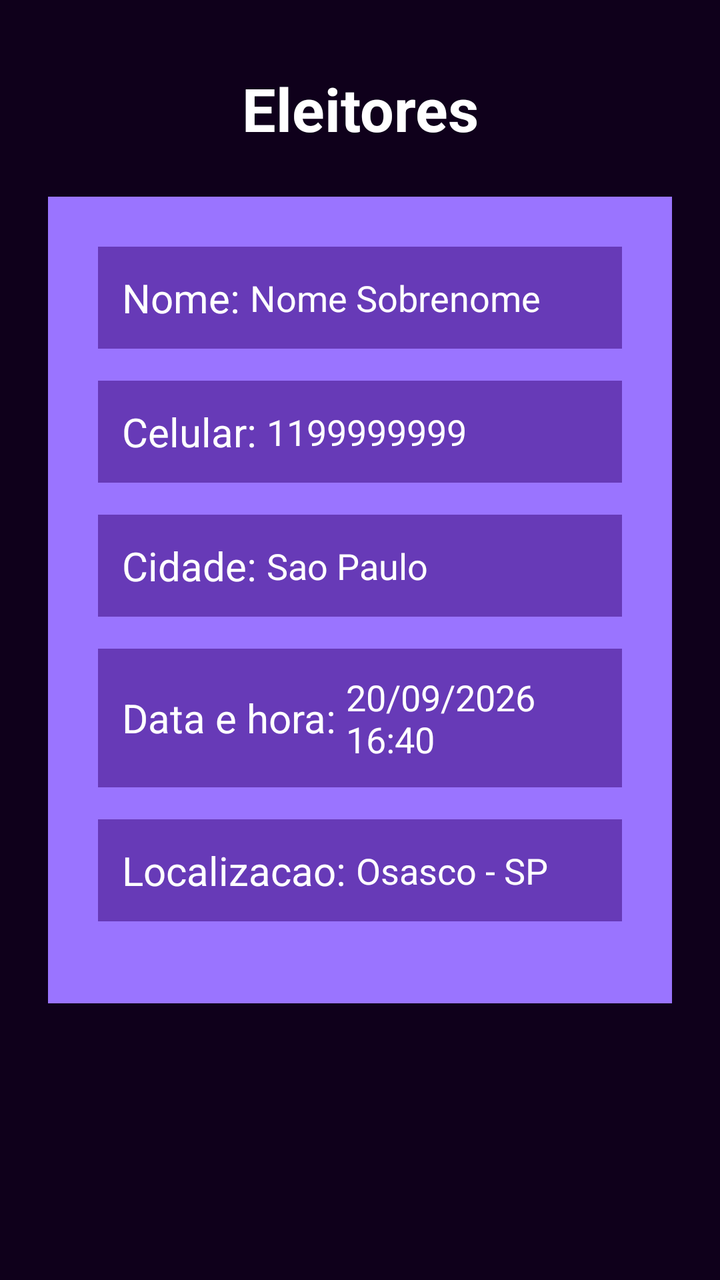
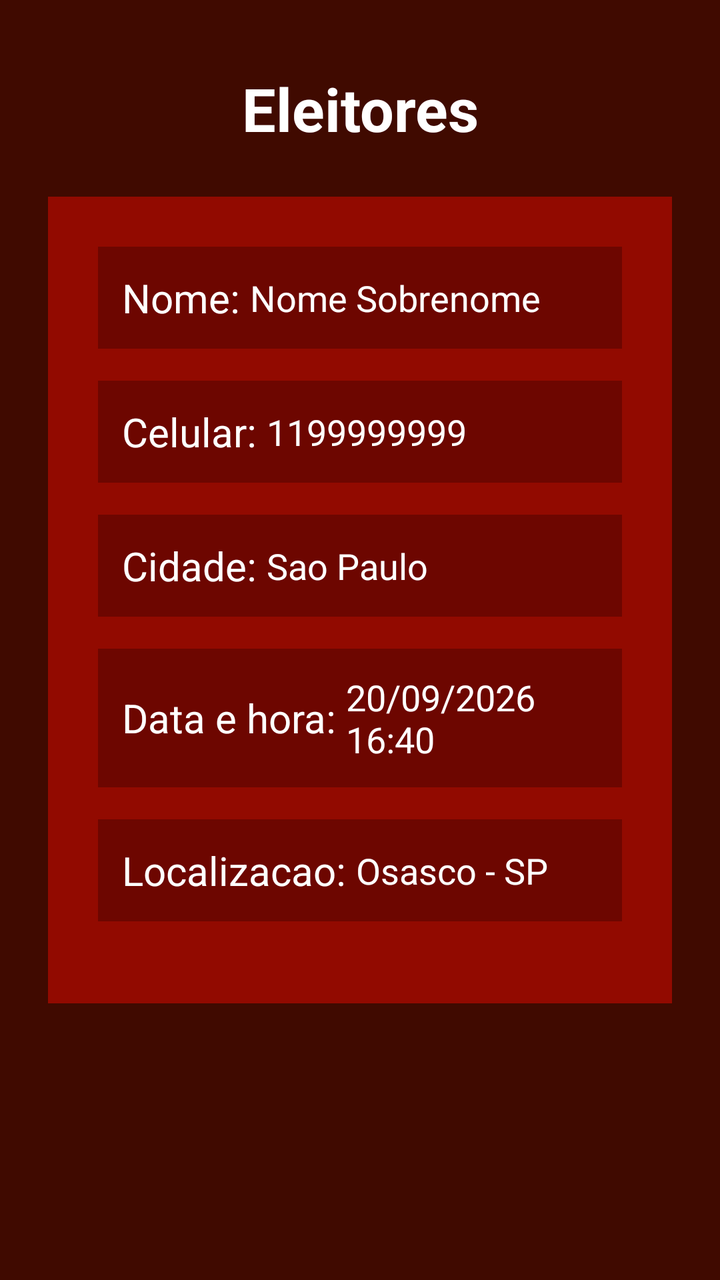

Two renders of the same Android screen: before a commit and after it. Below are the layout's source before the change and the commit's diff.
<!-- AndroidManifest.xml: application theme Theme.SistemaEleicaoP1 -->
<!-- res/layout/activity_eleitores.xml -->
<?xml version="1.0" encoding="utf-8"?>
<LinearLayout xmlns:android="http://schemas.android.com/apk/res/android"
    xmlns:tools="http://schemas.android.com/tools"
    android:id="@+id/main"
    android:layout_width="match_parent"
    android:layout_height="match_parent"
    android:background="#0F001B"
    android:gravity="center_horizontal"
    android:orientation="vertical"
    android:padding="24dp"
    tools:context=".Eleitores">

    
    <TextView
        android:id="@+id/textViewTitle"
        android:layout_width="match_parent"
        android:layout_height="wrap_content"
        android:layout_marginTop="10dp"
        android:layout_marginBottom="24dp"
        android:text="Eleitores"
        android:textAlignment="center"
        android:textColor="#FFFFFF"
        android:textSize="30sp"
        android:textStyle="bold" />

    
    <ScrollView
        android:layout_width="match_parent"
        android:layout_height="match_parent">

        
        <LinearLayout
            android:layout_width="match_parent"
            android:layout_height="wrap_content"
            android:background="#9A74FF"
            android:orientation="vertical"
            android:padding="25dp">

            <LinearLayout
                android:layout_width="match_parent"
                android:layout_height="wrap_content"
                android:layout_marginBottom="16dp"
                android:background="#673AB7"
                android:gravity="center_vertical"
                android:orientation="horizontal"
                android:padding="12dp">

                <TextView
                    android:layout_width="wrap_content"
                    android:layout_height="wrap_content"
                    android:text="Nome: "
                    android:textColor="#FFFFFF"
                    android:textSize="20sp" />

                <TextView
                    android:layout_width="wrap_content"
                    android:layout_height="wrap_content"
                    android:text="Nome Sobrenome"
                    android:textColor="#FFFFFF"
                    android:textSize="18sp" />
            </LinearLayout>

            <LinearLayout
                android:layout_width="match_parent"
                android:layout_height="wrap_content"
                android:layout_marginBottom="16dp"
                android:background="#673AB7"
                android:gravity="center_vertical"
                android:orientation="horizontal"
                android:padding="12dp">

                <TextView
                    android:layout_width="wrap_content"
                    android:layout_height="wrap_content"
                    android:text="Celular: "
                    android:textColor="#FFFFFF"
                    android:textSize="20sp" />

                <TextView
                    android:layout_width="wrap_content"
                    android:layout_height="wrap_content"
                    android:text="1199999999"
                    android:textColor="#FFFFFF"
                    android:textSize="18sp" />
            </LinearLayout>

            <LinearLayout
                android:layout_width="match_parent"
                android:layout_height="wrap_content"
                android:layout_marginBottom="16dp"
                android:background="#673AB7"
                android:gravity="center_vertical"
                android:orientation="horizontal"
                android:padding="12dp">

                <TextView
                    android:layout_width="wrap_content"
                    android:layout_height="wrap_content"
                    android:text="Cidade: "
                    android:textColor="#FFFFFF"
                    android:textSize="20sp" />

                <TextView
                    android:layout_width="wrap_content"
                    android:layout_height="wrap_content"
                    android:text="Sao Paulo"
                    android:textColor="#FFFFFF"
                    android:textSize="18sp" />
            </LinearLayout>

            <LinearLayout
                android:layout_width="match_parent"
                android:layout_height="wrap_content"
                android:layout_marginBottom="16dp"
                android:background="#673AB7"
                android:gravity="center_vertical"
                android:orientation="horizontal"
                android:padding="12dp">

                <TextView
                    android:layout_width="wrap_content"
                    android:layout_height="wrap_content"
                    android:text="Data e hora: "
                    android:textColor="#FFFFFF"
                    android:textSize="20sp" />

                <TextView
                    android:layout_width="wrap_content"
                    android:layout_height="wrap_content"
                    android:text="20/09/2026 16:40"
                    android:textColor="#FFFFFF"
                    android:textSize="18sp" />
            </LinearLayout>

            <LinearLayout
                android:layout_width="match_parent"
                android:layout_height="wrap_content"
                android:layout_marginBottom="16dp"
                android:background="#673AB7"
                android:gravity="center_vertical"
                android:orientation="horizontal"
                android:padding="12dp">

                <TextView
                    android:layout_width="wrap_content"
                    android:layout_height="wrap_content"
                    android:text="Localizacao: "
                    android:textColor="#FFFFFF"
                    android:textSize="20sp" />

                <TextView
                    android:layout_width="wrap_content"
                    android:layout_height="wrap_content"
                    android:text="Osasco - SP"
                    android:textColor="#FFFFFF"
                    android:textSize="18sp" />
            </LinearLayout>

        </LinearLayout>
    </ScrollView>

</LinearLayout>
<!-- resources referenced by this layout -->
<resources>
  <style name="Theme.SistemaEleicaoP1" parent="Base.Theme.SistemaEleicaoP1" />
  <style name="Base.Theme.SistemaEleicaoP1" parent="Theme.Material3.DayNight.NoActionBar">
          
          
      </style>
</resources>

<!-- the commit's change to res/layout/activity_eleitores.xml (unified diff, before → after) -->
@@ -4,7 +4,7 @@
     android:id="@+id/main"
     android:layout_width="match_parent"
     android:layout_height="match_parent"
-    android:background="#0F001B"
+    android:background="#400A00"
     android:gravity="center_horizontal"
     android:orientation="vertical"
     android:padding="24dp"
@@ -32,7 +32,7 @@
         <LinearLayout
             android:layout_width="match_parent"
             android:layout_height="wrap_content"
-            android:background="#9A74FF"
+            android:background="#920A00"
             android:orientation="vertical"
             android:padding="25dp">
 
@@ -40,7 +40,7 @@
                 android:layout_width="match_parent"
                 android:layout_height="wrap_content"
                 android:layout_marginBottom="16dp"
-                android:background="#673AB7"
+                android:background="#6D0600"
                 android:gravity="center_vertical"
                 android:orientation="horizontal"
                 android:padding="12dp">
@@ -64,7 +64,7 @@
                 android:layout_width="match_parent"
                 android:layout_height="wrap_content"
                 android:layout_marginBottom="16dp"
-                android:background="#673AB7"
+                android:background="#6D0600"
                 android:gravity="center_vertical"
                 android:orientation="horizontal"
                 android:padding="12dp">
@@ -88,7 +88,7 @@
                 android:layout_width="match_parent"
                 android:layout_height="wrap_content"
                 android:layout_marginBottom="16dp"
-                android:background="#673AB7"
+                android:background="#6D0600"
                 android:gravity="center_vertical"
                 android:orientation="horizontal"
                 android:padding="12dp">
@@ -112,7 +112,7 @@
                 android:layout_width="match_parent"
                 android:layout_height="wrap_content"
                 android:layout_marginBottom="16dp"
-                android:background="#673AB7"
+                android:background="#6D0600"
                 android:gravity="center_vertical"
                 android:orientation="horizontal"
                 android:padding="12dp">
@@ -136,7 +136,7 @@
                 android:layout_width="match_parent"
                 android:layout_height="wrap_content"
                 android:layout_marginBottom="16dp"
-                android:background="#673AB7"
+                android:background="#6D0600"
                 android:gravity="center_vertical"
                 android:orientation="horizontal"
                 android:padding="12dp">
